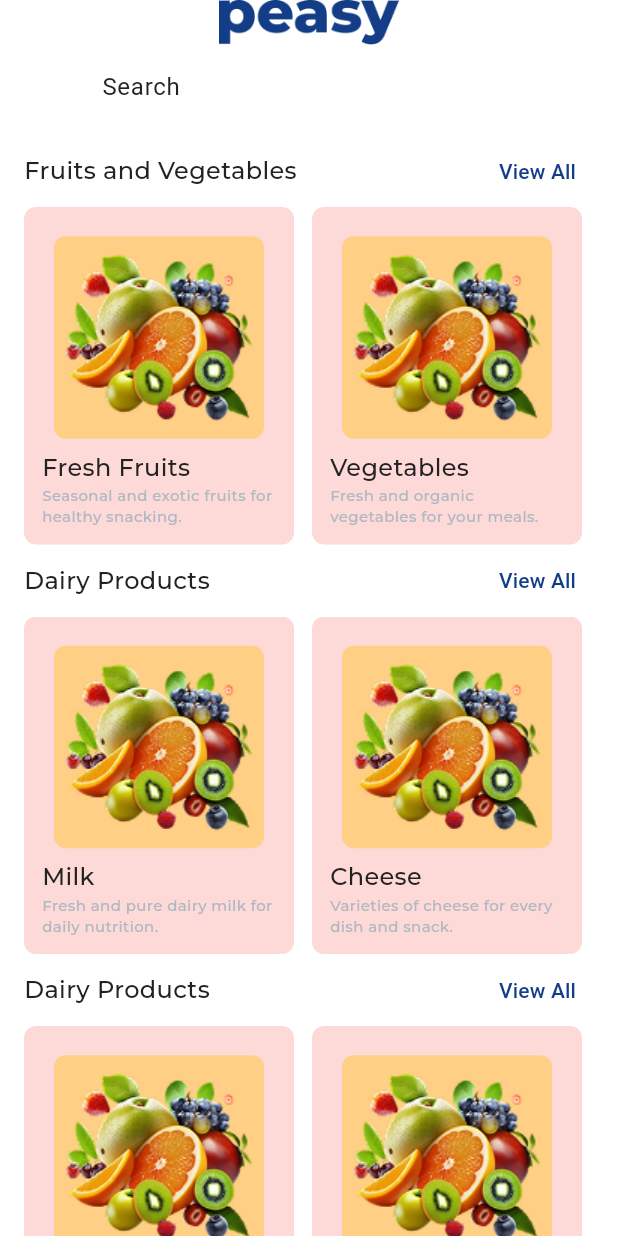
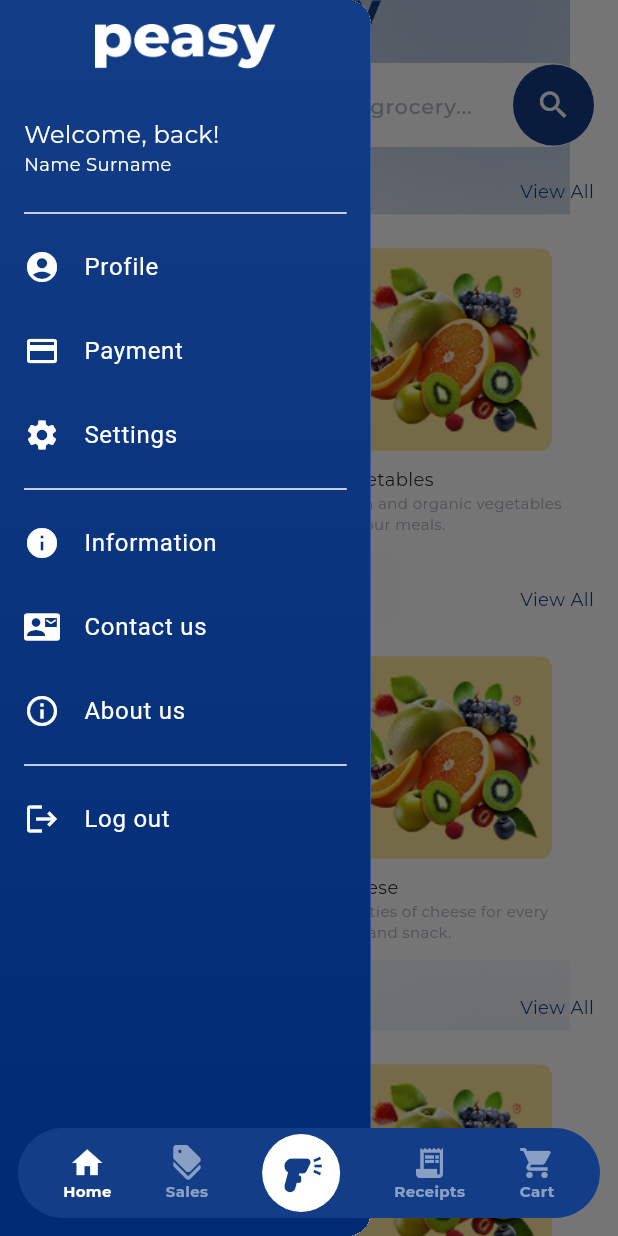
Before and after one commit to ahmetkadircicek/peasy, a Flutter app: the screen it shows after launch, with the side drawer open (before the commit the screen has no drawer), on a phone screen of 412 x 824 dp. Run offline on Flutter 3.47's test engine with Material 3 defaults, Android fonts, the phone set to English and light mode, and no system bars; our stand-ins replace flutter_spinkit, google_fonts.

Commit message:
feat: Update UI components and add new dependencies
- Adjusted font sizes in GeneralConstants for better readability.
- Enhanced padding in PaddingConstants for improved layout.
- Integrated MainView into the app structure, replacing HomeView.
- Added new drawer functionality in HomeView with dynamic sections.
- Introduced new category model handling in HomeView.
- Refactored search field and logo components for consistency.

```diff
--- /dev/null
+++ b/lib/core/components/general_text.dart
@@ -0,0 +1,102 @@
+import 'package:flutter/material.dart';
+import 'package:google_fonts/google_fonts.dart';
+
+class _GeneralText extends StatelessWidget {
+  final String text;
+  final Color? color;
+  final bool isBold;
+  final bool isCentred;
+  final double fontSize;
+  final bool overflow;
+
+  const _GeneralText({
+    super.key,
+    required this.text,
+    this.color = Colors.black,
+    this.isBold = false,
+    this.isCentred = false,
+    this.fontSize = 16,
+    this.overflow = false,
+  });
+
+  @override
+  Widget build(BuildContext context) {
+    return Text(
+      text,
+      textAlign: isCentred ? TextAlign.center : TextAlign.start,
+      style: GoogleFonts.montserrat(
+        fontSize: fontSize,
+        fontWeight: isBold ? FontWeight.bold : FontWeight.normal,
+        color: color,
+      ),
+      overflow: overflow ? TextOverflow.ellipsis : null,
+    );
+  }
+}
+
+class Headline extends _GeneralText {
+  const Headline({
+    super.key,
+    required super.text,
+    super.color = null,
+    super.isBold = true,
+    super.isCentred,
+    super.fontSize = 28,
+  });
+}
+
+class SubHeadline extends _GeneralText {
+  const SubHeadline({
+    super.key,
+    required super.text,
+    super.color = null,
+    super.isBold,
+    super.isCentred,
+    super.fontSize = 20,
+  });
+}
+
+class Highlight extends _GeneralText {
+  const Highlight({
+    super.key,
+    required super.text,
+    super.color = null,
+    super.isBold = true,
+    super.isCentred,
+    super.fontSize = 18,
+  });
+}
+
+class Content extends _GeneralText {
+  const Content({
+    super.key,
+    required super.text,
+    super.color = null,
+    super.isBold,
+    super.isCentred,
+    super.fontSize = 16,
+  });
+}
+
+class Helper extends _GeneralText {
+  const Helper({
+    super.key,
+    required super.text,
+    super.color = null,
+    super.isBold,
+    super.isCentred,
+    super.fontSize = 12,
+    super.overflow,
+  });
+}
+
+class Label extends _GeneralText {
+  const Label({
+    super.key,
+    required super.text,
+    super.color = null,
+    super.isBold,
+    super.isCentred,
+    super.fontSize = 10,
+  });
+}
--- a/lib/core/constants/constants/general_constants.dart
+++ b/lib/core/constants/constants/general_constants.dart
@@ -24,9 +24,9 @@ class GeneralConstants {
 
   final fontSizeExtraSmall = 10.0; // 12.0
   final fontSizeSmall = 12.0; // 16.0
-  final fontSizeMedium = 16.0; // 20.0
-  final fontSizeLarge = 22.0; // 24.0
-  final fontSizeExtraLarge = 26.0; // 28.0
+  final fontSizeMedium = 14.0; // 20.0
+  final fontSizeLarge = 18.0; // 24.0
+  final fontSizeExtraLarge = 24.0; // 28.0
 
   final fontWeightLight = FontWeight.w300; // w300
   final fontWeightRegular = FontWeight.w500; // w500
--- a/lib/core/constants/constants/padding_constants.dart
+++ b/lib/core/constants/constants/padding_constants.dart
@@ -9,7 +9,7 @@ class PaddingConstants {
 
   PaddingConstants._init();
 
-  static const EdgeInsets pagePadding = EdgeInsets.symmetric(horizontal: 16.0);
+  static EdgeInsets pagePadding = EdgeInsets.symmetric(horizontal: 16.0) + EdgeInsets.only(bottom: 60.0);
   static const EdgeInsets zeroPadding = EdgeInsets.zero;
 
   static const EdgeInsets allSmall = EdgeInsets.all(12.0);
--- a/lib/core/init/notifier/provider_manager.dart
+++ b/lib/core/init/notifier/provider_manager.dart
@@ -1,4 +1,5 @@
 import 'package:peasy/features/home/viewmodel/home_view_model.dart';
+import 'package:peasy/features/main/viewmodel/main_view_model.dart';
 import 'package:peasy/features/splash/viewmodel/splash_view_model.dart';
 import 'package:provider/provider.dart';
 import 'package:provider/single_child_widget.dart';
@@ -15,5 +16,6 @@ class ProviderManager {
   List<SingleChildWidget> providers = [
     ChangeNotifierProvider(create: (context) => SplashViewModel()),
     ChangeNotifierProvider(create: (context) => HomeViewModel()),
+    ChangeNotifierProvider(create: (context) => MainViewModel()),
   ];
 }
--- a/lib/features/home/view/home_view.dart
+++ b/lib/features/home/view/home_view.dart
@@ -1,8 +1,10 @@
 import 'package:flutter/material.dart';
 import 'package:google_fonts/google_fonts.dart';
+import 'package:peasy/core/components/general_text.dart';
 import 'package:peasy/core/constants/constants/general_constants.dart';
 import 'package:peasy/core/constants/constants/padding_constants.dart';
 import 'package:peasy/core/extensions/context_extension.dart';
+import 'package:peasy/features/home/model/category_model.dart';
 import 'package:peasy/features/home/model/section_model.dart';
 import 'package:peasy/features/home/viewmodel/home_view_model.dart';
 import 'package:provider/provider.dart';
@@ -12,12 +14,103 @@ class HomeView extends StatelessWidget {
 
   @override
   Widget build(BuildContext context) {
+    return Consumer<HomeViewModel>(
+      builder: (context, homeViewModel, child) {
         return Scaffold(
-      body: SingleChildScrollView(
+          drawer: _buildDrawer(context),
+          key: homeViewModel.scaffoldKey,
+          body: _buildBody(context),
+        );
+      },
+    );
+  }
+
+  /// Builds the drawer widget with menu items.
+  Widget _buildDrawer(BuildContext context) {
+    return Drawer(
+      width: context.width * 0.6,
+      child: Container(
+        decoration: BoxDecoration(
+          gradient: LinearGradient(
+            colors: [context.primary, Color(0xFF002A73)],
+            begin: Alignment.topCenter,
+            end: Alignment.bottomCenter,
+          ),
+        ),
+        child: SafeArea(
+          child: ListView(
+            physics: ClampingScrollPhysics(),
+            padding: PaddingConstants.symmetricHorizontalMedium,
+            children: [
+              _buildDrawerHeader(context),
+              Divider(color: context.onPrimary),
+              _buildDrawerMenuItem(context, Icons.account_circle, 'Profile', () {}),
+              _buildDrawerMenuItem(context, Icons.payment, 'Payment', () {}),
+              _buildDrawerMenuItem(context, Icons.settings, 'Settings', () {}),
+              Divider(color: context.onPrimary),
+              _buildDrawerMenuItem(context, Icons.info, 'Information', () {}),
+              _buildDrawerMenuItem(context, Icons.contact_mail, 'Contact us', () {}),
+              _buildDrawerMenuItem(context, Icons.info_outline, 'About us', () {}),
+              Divider(color: context.onPrimary),
+              _buildDrawerMenuItem(context, Icons.logout, 'Log out', () {}),
+            ],
+          ),
+        ),
+      ),
+    );
+  }
+
+  /// Builds the header for the drawer.
+  Widget _buildDrawerHeader(BuildContext context) {
+    return Container(
+      padding: PaddingConstants.symmetricVerticalMedium,
+      child: Column(
+        spacing: 32,
+        crossAxisAlignment: CrossAxisAlignment.start,
+        children: [
+          Center(child: Image.asset('assets/images/logo.png', height: 30, color: context.onPrimary)),
+          Column(
+            crossAxisAlignment: CrossAxisAlignment.start,
+            children: [
+              Content(
+                text: "Welcome, back!",
+                color: context.onPrimary,
+              ),
+              Helper(
+                text: "Name Surname",
+                color: context.onPrimary,
+              ),
+            ],
+          ),
+        ],
+      ),
+    );
+  }
+
+  /// Builds a menu item for the drawer.
+  Widget _buildDrawerMenuItem(BuildContext context, IconData icon, String title, VoidCallback onTap) {
+    return ListTile(
+      contentPadding: PaddingConstants.zeroPadding,
+      leading: Icon(icon, color: context.onPrimary),
+      title: Text(title, style: TextStyle(color: context.onPrimary)),
+      onTap: () {
+        Navigator.pop(context);
+        onTap();
+      },
+    );
+  }
+
+  /// Builds the main body of the HomeView.
+  Widget _buildBody(BuildContext context) {
+    return Stack(
+      children: [
+        Image.asset('assets/images/background_vector.png'),
+        SingleChildScrollView(
           child: SafeArea(
             child: Padding(
               padding: PaddingConstants.pagePadding,
               child: Column(
+                spacing: 16,
                 children: [
                   _buildLogo(),
                   _buildSearchField(context),
@@ -27,118 +120,81 @@ class HomeView extends StatelessWidget {
             ),
           ),
         ),
+      ],
     );
   }
 
-  /// Tüm bölümleri dinamik olarak oluşturur.
+  /// Builds the sections of the HomeView dynamically.
   Widget _buildSections(BuildContext context) {
     return Consumer<HomeViewModel>(
       builder: (context, homeViewModel, child) {
         return Column(
+          spacing: 20,
           children: homeViewModel.sections.map((section) => _buildSection(context, section)).toList(),
         );
       },
     );
   }
 
-  /// Tek bir bölümü oluşturan widget.
+  /// Builds a single section widget.
   Widget _buildSection(BuildContext context, SectionModel section) {
     return Column(
+      spacing: 4,
       children: [
-        _buildSectionTitle(section.title),
-        SizedBox(
-          height: 225,
-          child: ListView.builder(
-            itemCount: section.categories.length,
-            scrollDirection: Axis.horizontal,
-            itemBuilder: (BuildContext context, int index) {
-              final category = section.categories[index];
-              return Padding(
-                padding: PaddingConstants.onlyRightSmall,
-                child: _buildCategoryContainer(
-                  context,
-                  category.title,
-                  category.imagePath,
-                  category.description,
-                ),
-              );
-            },
-          ),
-        ),
+        _buildSectionTitle(context, section.title),
+        _buildCategoryList(section.categories),
       ],
     );
   }
 
-  /// Bölüm başlığını oluşturan widget.
-  Widget _buildSectionTitle(String title) {
-    return Row(
-      mainAxisAlignment: MainAxisAlignment.spaceBetween,
-      children: [
-        Text(
-          title,
-          style: GoogleFonts.montserrat(
-            fontSize: GeneralConstants.instance.fontSizeMedium,
-            fontWeight: GeneralConstants.instance.fontWeightRegular,
-          ),
-        ),
-        TextButton(onPressed: () {}, child: const Text('View All')),
-      ],
+  /// Builds the list of categories for a section.
+  Widget _buildCategoryList(List<CategoryModel> categories) {
+    return SizedBox(
+      height: 225,
+      child: ListView.builder(
+        clipBehavior: Clip.none,
+        itemCount: categories.length,
+        scrollDirection: Axis.horizontal,
+        physics: ClampingScrollPhysics(),
+        itemBuilder: (BuildContext context, int index) {
+          final category = categories[index];
+          return Padding(
+            padding: PaddingConstants.onlyRightSmall,
+            child: _buildCategoryContainer(context, category),
           );
-  }
-
-  /// Uygulama logosunu oluşturan widget.
-  Widget _buildLogo() {
-    return SizedBox(
-      width: double.infinity,
-      height: 30,
-      child: Image.asset('assets/images/logo.png'),
-    );
-  }
-
-  /// Arama çubuğunu oluşturan widget.
-  Widget _buildSearchField(BuildContext context) {
-    return SizedBox(
-      height: 60,
-      child: TextField(
-        decoration: InputDecoration(
-          contentPadding: PaddingConstants.allMedium + const EdgeInsets.only(left: 32),
-          filled: true,
-          fillColor: context.surface,
-          hintText: 'Search',
-          border: GeneralConstants.instance.outlineInputBorder,
-        ),
+        },
       ),
     );
   }
 
-  /// Kategori kartını oluşturan widget.
-  Widget _buildCategoryContainer(BuildContext context, String title, String imagePath, String description) {
+  /// Builds the category container widget.
+  Widget _buildCategoryContainer(BuildContext context, CategoryModel category) {
     return Container(
       width: 180,
       padding: PaddingConstants.allSmall,
       decoration: BoxDecoration(
-        color: Colors.red.withOpacity(0.2),
+        color: context.surface,
         borderRadius: GeneralConstants.instance.borderRadius,
       ),
       child: Column(
         crossAxisAlignment: CrossAxisAlignment.start,
         children: [
-          _buildCategoryImage(imagePath),
-          _buildCategoryTitle(title),
-          _buildCategoryDescription(context, description),
+          _buildCategoryImage(category.imagePath),
+          _buildCategoryTitle(category.title),
+          _buildCategoryDescription(context, category.description),
         ],
       ),
     );
   }
 
-  /// Kategori resmini oluşturan widget.
+  /// Builds the category image widget.
   Widget _buildCategoryImage(String imagePath) {
     return Expanded(
       child: Center(
         child: Container(
           decoration: BoxDecoration(
             borderRadius: GeneralConstants.instance.borderRadius,
-            color: Colors.amber.withOpacity(0.4),
+            color: Colors.amber.withValues(alpha: 0.4),
           ),
           child: Image.asset(imagePath),
         ),
@@ -146,26 +202,123 @@ class HomeView extends StatelessWidget {
     );
   }
 
-  /// Kategori başlığını oluşturan widget.
+  /// Builds the category title widget.
   Widget _buildCategoryTitle(String title) {
-    return Text(
-      title,
-      style: GoogleFonts.montserrat(
-        fontSize: GeneralConstants.instance.fontSizeMedium,
-        fontWeight: GeneralConstants.instance.fontWeightRegular,
+    return Helper(
+      text: title,
+    );
+  }
+
+  /// Builds the category description widget.
+  Widget _buildCategoryDescription(BuildContext context, String description) {
+    return Label(
+      text: description,
+      color: context.secondary,
+    );
+  }
+
+  /// Builds the application logo widget.
+  Widget _buildLogo() {
+    return SizedBox(
+      width: double.infinity,
+      height: 24,
+      child: Image.asset('assets/images/logo.png'),
+    );
+  }
+
+  /// Builds the search field widget.
+  Widget _buildSearchField(BuildContext context) {
+    return SizedBox(
+      height: 60,
+      child: Stack(
+        alignment: Alignment.center,
+        children: [
+          _buildSearchTextField(context),
+          _buildDrawerToggleButton(context),
+          _buildSearchButton(context),
+        ],
       ),
     );
   }
 
-  /// Kategori açıklamasını oluşturan widget.
-  Widget _buildCategoryDescription(BuildContext context, String description) {
-    return Text(
-      description,
-      style: GoogleFonts.montserrat(
-        fontSize: GeneralConstants.instance.fontSizeExtraSmall,
+  /// Builds the search text field.
+  Widget _buildSearchTextField(BuildContext context) {
+    return TextField(
+      decoration: InputDecoration(
+        contentPadding: PaddingConstants.allMedium + const EdgeInsets.only(left: 48),
+        filled: true,
+        fillColor: context.surface,
+        hintText: 'Search for a product, grocery...',
+        hintStyle: GoogleFonts.montserrat(
+          fontSize: GeneralConstants.instance.fontSizeMedium,
           fontWeight: GeneralConstants.instance.fontWeightRegular,
           color: context.secondary,
         ),
+        border: OutlineInputBorder(
+          borderRadius: BorderRadius.circular(30),
+          borderSide: BorderSide.none,
+        ),
+        enabledBorder: OutlineInputBorder(
+          borderRadius: BorderRadius.circular(30),
+          borderSide: BorderSide.none,
+        ),
+        focusedBorder: OutlineInputBorder(
+          borderRadius: BorderRadius.circular(30),
+          borderSide: BorderSide.none,
+        ),
+      ),
+    );
+  }
+
+  /// Builds the button to toggle the drawer.
+  Widget _buildDrawerToggleButton(BuildContext context) {
+    return Positioned(
+      left: 0,
+      child: Consumer<HomeViewModel>(
+        builder: (BuildContext context, HomeViewModel value, Widget? child) {
+          return GestureDetector(
+            onTap: () {
+              value.scaffoldKey.currentState?.openDrawer(); // Open the drawer
+            },
+            child: CircleAvatar(
+              radius: 27,
+              backgroundColor: context.primaryColor,
+              child: Icon(Icons.menu, color: Colors.white),
+            ),
+          );
+        },
+      ),
+    );
+  }
+
+  /// Builds the search button.
+  Widget _buildSearchButton(BuildContext context) {
+    return Positioned(
+      right: 0,
+      child: CircleAvatar(
+        radius: 27,
+        backgroundColor: context.primaryColor,
+        child: Icon(Icons.search, color: Colors.white), // Search icon
+      ),
+    );
+  }
+
+  /// Bölüm başlığını oluşturan widget.
+  Widget _buildSectionTitle(BuildContext context, String title) {
+    return Row(
+      mainAxisAlignment: MainAxisAlignment.spaceBetween,
+      children: [
+        Content(
+          text: title,
+        ),
+        GestureDetector(
+          onTap: () {},
+          child: Helper(
+            text: 'View All',
+            color: context.primary,
+          ),
+        )
+      ],
     );
   }
 }
--- a/lib/features/home/viewmodel/home_view_model.dart
+++ b/lib/features/home/viewmodel/home_view_model.dart
@@ -3,6 +3,7 @@ import 'package:peasy/features/home/model/category_model.dart';
 import 'package:peasy/features/home/model/section_model.dart';
 
 class HomeViewModel extends ChangeNotifier {
+  final GlobalKey<ScaffoldState> scaffoldKey = GlobalKey<ScaffoldState>();
   List<SectionModel> _sections = [];
   List<SectionModel> get sections => _sections;
 
--- /dev/null
+++ b/lib/features/main/model/navigation_bar_item_model.dart
@@ -0,0 +1,9 @@
+import 'package:flutter/material.dart';
+
+class NavigationBarItemModel {
+  final IconData icon;
+  final String text;
+  final int index;
+
+  NavigationBarItemModel({required this.icon, required this.text, required this.index});
+}
--- /dev/null
+++ b/lib/features/main/view/main_view.dart
@@ -0,0 +1,155 @@
+import 'package:flutter/material.dart';
+import 'package:peasy/core/components/general_text.dart';
+import 'package:peasy/core/constants/constants/padding_constants.dart';
+import 'package:peasy/core/extensions/context_extension.dart';
+import 'package:peasy/features/home/view/home_view.dart';
+import 'package:peasy/features/main/viewmodel/main_view_model.dart';
+import 'package:provider/provider.dart';
+
+class MainView extends StatefulWidget {
+  const MainView({super.key});
+
+  @override
+  State<MainView> createState() => MainViewState();
+}
+
+class MainViewState extends State<MainView> {
+  @override
+  Widget build(BuildContext context) {
+    return Consumer<MainViewModel>(
+      builder: (context, viewModel, child) {
+        return Scaffold(
+          body: _buildBody(viewModel),
+        );
+      },
+    );
+  }
+
+  Widget _buildBody(MainViewModel viewModel) {
+    return Consumer<MainViewModel>(
+      builder: (context, viewModel, child) {
+        return Stack(
+          children: [
+            Positioned.fill(
+              child: PageView(
+                physics: const NeverScrollableScrollPhysics(),
+                controller: viewModel.pageController,
+                onPageChanged: viewModel.onPageChanged,
+                children: const [
+                  HomeView(),
+                  Placeholder(color: Colors.blue),
+                  Placeholder(color: Colors.green),
+                  Placeholder(color: Colors.purple),
+                  Placeholder(color: Colors.amber),
+                ],
+              ),
+            ),
+            Positioned(
+              bottom: 0,
+              left: 0,
+              right: 0,
+              child: _buildCustomNavBar(viewModel),
+            ),
+          ],
+        );
+      },
+    );
+  }
+
+  /// Builds the custom navigation bar with navigation items.
+  Widget _buildCustomNavBar(MainViewModel viewModel) {
+    return Padding(
+      padding: PaddingConstants.allSmall,
+      child: Container(
+        padding: PaddingConstants.symmetricHorizontalSmall,
+        height: 60,
+        clipBehavior: Clip.antiAlias,
+        decoration: BoxDecoration(
+          color: context.primary,
+          borderRadius: BorderRadius.circular(30),
+        ),
+        child: Row(
+          crossAxisAlignment: CrossAxisAlignment.center,
+          mainAxisAlignment: MainAxisAlignment.spaceAround,
+          children: [
+            _buildNavBarItem(
+              icon: Icons.home,
+              text: 'Home',
+              index: 0,
+              selectedIndex: viewModel.selectedIndex,
+              onTap: () => viewModel.onItemTapped(0),
+              context: context,
+            ),
+            _buildNavBarItem(
+              icon: Icons.discount,
+              text: 'Sales',
+              index: 1,
+              selectedIndex: viewModel.selectedIndex,
+              onTap: () => viewModel.onItemTapped(1),
+              context: context,
+            ),
+            _buildCenterNavBarItem(
+              icon: Icons.barcode_reader,
+              onTap: () => viewModel.onItemTapped(2),
+              context: context,
+            ),
+            _buildNavBarItem(
+              index: 3,
+              icon: Icons.receipt_long,
+              text: 'Receipts',
+              selectedIndex: viewModel.selectedIndex,
+              onTap: () => viewModel.onItemTapped(3),
+              context: context,
+            ),
+            _buildNavBarItem(
+              icon: Icons.shopping_cart,
+              text: 'Cart',
+              index: 4,
+              selectedIndex: viewModel.selectedIndex,
+              onTap: () => viewModel.onItemTapped(4),
+              context: context,
+            ),
+          ],
+        ),
+      ),
+    );
+  }
+
+  Widget _buildNavBarItem({
+    required IconData icon,
+    required String text,
+    required int index,
+    required int selectedIndex,
+    required Function() onTap,
+    required BuildContext context,
+  }) {
+    final isSelected = index == selectedIndex;
+    final iconColor = isSelected ? context.onPrimary : context.onPrimary.withValues(alpha: 0.5);
+
+    return GestureDetector(
+      onTap: onTap,
+      child: Column(
+        mainAxisAlignment: MainAxisAlignment.center,
+        children: [
+          Icon(icon, color: iconColor),
+          Label(text: text, color: iconColor, isBold: true),
+        ],
+      ),
+    );
+  }
+
+  Widget _buildCenterNavBarItem({
+    required IconData icon,
+    required Function() onTap,
+    required BuildContext context,
+  }) {
+    return GestureDetector(
+      onTap: onTap,
+      child: CircleAvatar(
+        radius: 26,
+        backgroundColor: context.onPrimary,
+        child: Icon(icon, color: context.primary, size: 30),
+      ),
+    );
+  }
+}
--- /dev/null
+++ b/lib/features/main/viewmodel/main_view_model.dart
@@ -0,0 +1,24 @@
+import 'package:flutter/material.dart';
+
+class MainViewModel with ChangeNotifier {
+  final PageController pageController = PageController();
+  int selectedIndex = 0;
+
+  void onItemTapped(int index) {
+    selectedIndex = index;
+    pageController.jumpToPage(index);
+    notifyListeners();
+  }
+
+  void onPageChanged(int index) {
+    selectedIndex = index;
+    notifyListeners();
+  }
+
+
+  @override
+  void dispose() {
+    pageController.dispose();
+    super.dispose();
+  }
+}
--- a/lib/main.dart
+++ b/lib/main.dart
@@ -2,7 +2,7 @@ import 'package:flutter/material.dart';
 import 'package:peasy/core/constants/navigation/navigation_service.dart';
 import 'package:peasy/core/init/notifier/provider_manager.dart';
 import 'package:peasy/core/init/theme/app_theme.dart';
-import 'package:peasy/features/home/view/home_view.dart';
+import 'package:peasy/features/main/view/main_view.dart';
 import 'package:provider/provider.dart';
 
 void main() async {
@@ -35,7 +35,7 @@ class MyApp extends StatelessWidget {
       title: 'Peasy',
       theme: LightTheme.theme,
       debugShowCheckedModeBanner: false,
-      home: const HomeView(),
+      home: const MainView(),
       // localizationsDelegates: context.localizationDelegates,
       // supportedLocales: context.supportedLocales,
       // locale: context.locale,
--- a/pubspec.yaml
+++ b/pubspec.yaml
@@ -14,6 +14,7 @@ dependencies:
   easy_localization: ^3.0.7+1
   flutter_spinkit: ^5.2.1
   google_fonts: ^6.2.1
+  flutter_blurhash: ^0.8.2
 
 dev_dependencies:
   flutter_test:
```
Also changed, not shown: assets/images/background_vector.png (added), pubspec.lock, 1 other file. Lines whose indentation alone changed are shown as unchanged.
